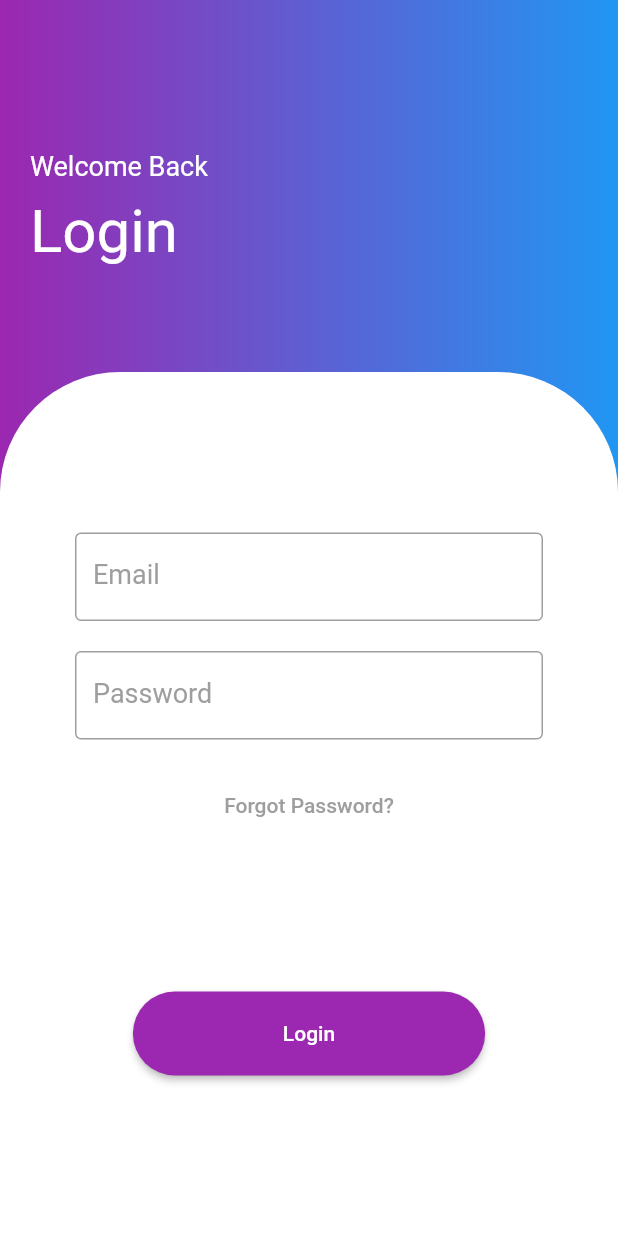
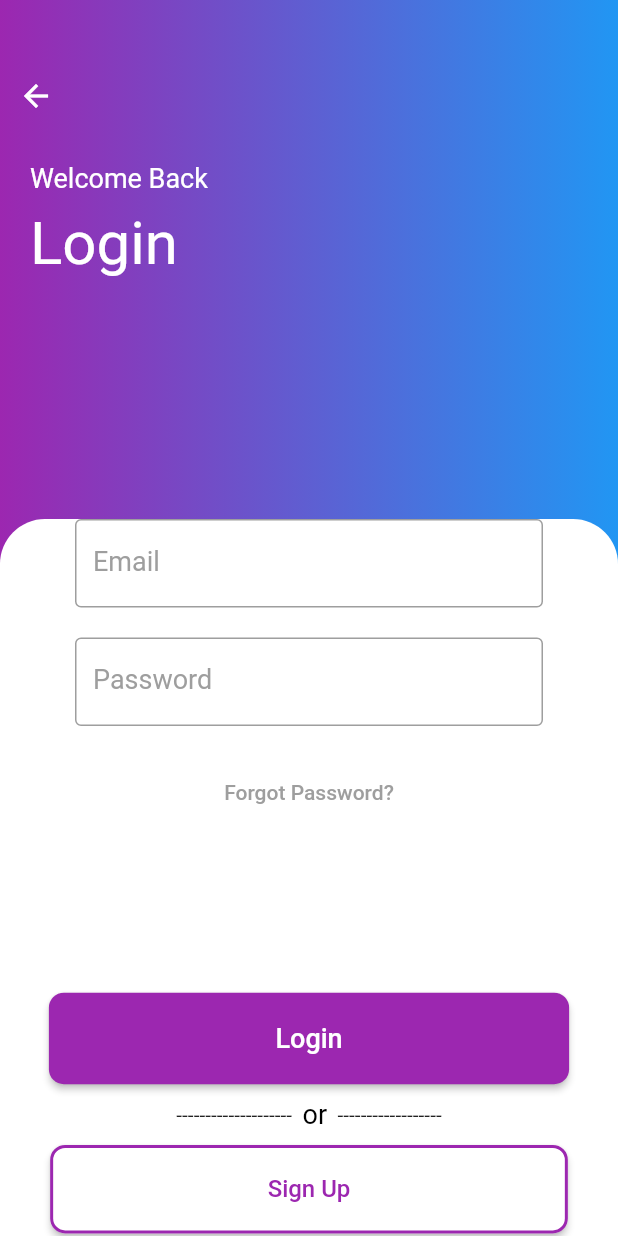
Before and after one commit to JCuadrado101/flutter_templates, a Flutter app: the Login screen opened by its route, on a phone screen of 412 x 824 dp. Run offline on Flutter 3.47's test engine with Material 2 defaults, Android fonts, the phone set to English and light mode, and no system bars; our stand-ins replace go_router, lottie.

Commit message:
auth to login screen

```diff
--- a/lib/templates/authentication/controller/auth_field.dart
+++ b/lib/templates/authentication/controller/auth_field.dart
@@ -67,15 +67,20 @@ class _AuthFieldState extends State<AuthField> {
             ),
           ),
           const SizedBox(height: 100),
+          SizedBox(
+            height: 180,
+            child: Column(
+              mainAxisAlignment: MainAxisAlignment.spaceEvenly,
+              children: [
                 ElevatedButton(
                   style: ElevatedButton.styleFrom(
                     primary: Colors.purple,
                     padding: const EdgeInsets.symmetric(
                         vertical: 20,
-                  horizontal: 100
+                        horizontal: 151
                     ),
                     shape: RoundedRectangleBorder(
-                borderRadius: BorderRadius.circular(50),
+                      borderRadius: BorderRadius.circular(10),
                     ),
                   ),
                   onPressed: () {
@@ -87,7 +92,47 @@ class _AuthFieldState extends State<AuthField> {
                     'Login',
                     style: TextStyle(
                       color: Colors.white,
+                      fontSize: 18,
                     ),
+                  ),
+                ),
+                Row(
+                  mainAxisAlignment: MainAxisAlignment.center,
+                  children: const [
+                    Text('--------------------  '),
+                    Text('or', style: TextStyle(color: Colors.black, fontSize: 18)),
+                    Text('  ------------------'),
+                  ],
+                ),
+                ElevatedButton(
+                  style: ElevatedButton.styleFrom(
+                    primary: Colors.white,
+                    padding: const EdgeInsets.symmetric(
+                        vertical: 20,
+                        horizontal: 145
+                    ),
+                    shape: RoundedRectangleBorder(
+                      borderRadius: BorderRadius.circular(10),
+                      side: const BorderSide(
+                        color: Colors.purple,
+                        width: 2,
+                      ),
+                    ),
+                  ),
+                  onPressed: () {
+                    if (_formKey.currentState!.validate()) {
+                      print('success');
+                    }
+                  },
+                  child: const Text(
+                    'Sign Up',
+                    style: TextStyle(
+                      color: Colors.purple,
+                      fontSize: 16,
+                    ),
+                  ),
+                ),
+              ],
             ),
           ),
         ],
--- a/lib/templates/authentication/pages/auth.dart
+++ b/lib/templates/authentication/pages/auth.dart
@@ -1,4 +1,5 @@
 import 'package:flutter/material.dart';
+import 'package:go_router/go_router.dart';
 
 class Authentication extends StatelessWidget {
   const Authentication({Key? key}) : super(key: key);
@@ -54,7 +55,7 @@ class Authentication extends StatelessWidget {
                       borderRadius: BorderRadius.circular(10),
                     ),
                   ),
-                  onPressed: () {},
+                  onPressed: () => context.goNamed('login'),
                   child: const Text(
                     'Log In',
                     style: TextStyle(
--- a/lib/templates/authentication/pages/login.dart
+++ b/lib/templates/authentication/pages/login.dart
@@ -1,4 +1,5 @@
 import 'package:flutter/material.dart';
+import 'package:go_router/go_router.dart';
 import '../controller/auth_field.dart';
 
 class Login extends StatelessWidget {
@@ -22,7 +23,14 @@ class Login extends StatelessWidget {
         child: Column(
           crossAxisAlignment: CrossAxisAlignment.start,
           children: [
-            const SizedBox(height: 80),
+            const SizedBox(height: 40),
+            IconButton(
+              onPressed: () => context.goNamed('authentication'),
+              icon: const Icon(
+                Icons.arrow_back,
+                color: Colors.white,
+              ),
+            ),
             Padding(
               padding: const EdgeInsets.all(20),
               child: Column(
@@ -34,16 +42,17 @@ class Login extends StatelessWidget {
                 ],
               ),
             ),
+            const SizedBox(height: 40),
             Expanded(
               child: Padding(
-                padding: const EdgeInsets.only(top: 50),
+                padding: const EdgeInsets.only(top: 100),
                 child: Container(
                   width: double.infinity,
                   decoration: const BoxDecoration(
                     color: Colors.white,
                     borderRadius: BorderRadius.only(
-                      topLeft: Radius.circular(80),
-                      topRight: Radius.circular(80)
+                      topLeft: Radius.circular(30),
+                      topRight: Radius.circular(30)
                     ),
                   ),
                   child: Column(
```
Lines whose indentation alone changed are shown as unchanged.
